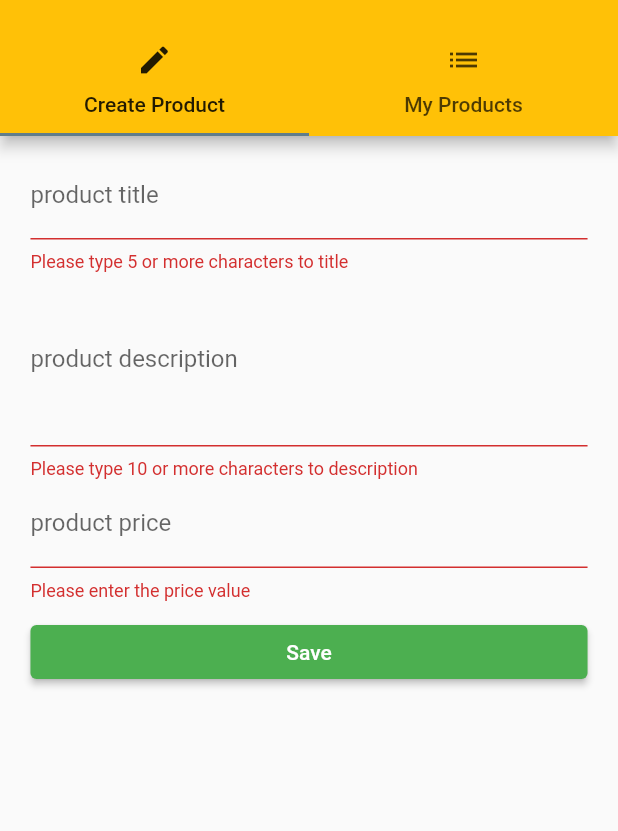
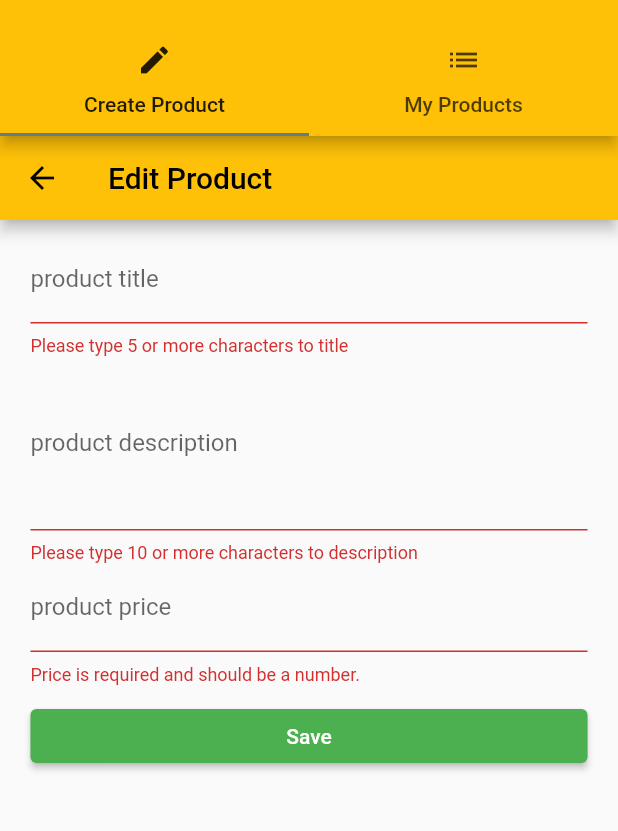
Before and after one commit to Katapios/flutter_app, a Flutter app: the ProductsAdminPage screen opened by its route, after a tap on "Save", on a phone screen of 412 x 824 dp, the part 59-890 px from its top. Run offline on Flutter 3.47's test engine with Material 2 defaults, Android fonts, the phone set to English and light mode, and no system bars.

Commit message:
creating my products page

```diff
--- a/lib/main.dart
+++ b/lib/main.dart
@@ -23,10 +23,18 @@ class MyApp extends StatefulWidget {
 
 class _MyAppState extends State<MyApp> {
   List<Map<String, dynamic>> _products = [];
+  final int _productIndex = 1;
+
 
   void _addProduct(Map<String, dynamic> product) {
     setState(() {
       _products.add(product);
+    });
+  }
+
+  void _updateProduct(int index, Map<String, dynamic> product) {
+    setState(() {
+      _products[index] = product;
     });
   }
 
@@ -35,6 +43,7 @@ class _MyAppState extends State<MyApp> {
       _products.removeAt(index);
     });
   }
+
 
   @override
   Widget build(BuildContext context) {
@@ -52,7 +61,7 @@ class _MyAppState extends State<MyApp> {
         '/': (BuildContext context) => AuthPage(),
         '/products': (BuildContext context) => ProductsPage(_products),
         '/admin': (BuildContext context) =>
-            ProductsAdminPage(_addProduct, _deleteProduct, _products),
+            ProductsAdminPage(_addProduct, _updateProduct, _deleteProduct, _products, _productIndex),
       },
       onGenerateRoute: (RouteSettings settings) {
         final List<String> pathElements = settings.name!.split('/');
--- a/lib/pages/product_create.dart
+++ b/lib/pages/product_edit.dart
@@ -1,15 +1,18 @@
 import 'package:flutter/material.dart';
 
-class ProductCreatePage extends StatefulWidget {
+class ProductEditPage extends StatefulWidget {
   final Function addProduct;
+  final Function updateProduct;
+  final Map<String, dynamic> product;
+  final int productIndex;
 
-  const ProductCreatePage(this.addProduct);
+  ProductEditPage({required this.addProduct, required this.updateProduct, required this.product, required this.productIndex});
 
   @override
-  State<ProductCreatePage> createState() => _ProductCreatePageState();
+  State<ProductEditPage> createState() => _ProductEditPageState();
 }
 
-class _ProductCreatePageState extends State<ProductCreatePage> {
+class _ProductEditPageState extends State<ProductEditPage> {
   final Map<String, dynamic> _formData = {
     'title': null,
     'description': null,
@@ -21,6 +24,7 @@ class _ProductCreatePageState extends State<ProductCreatePage> {
   Widget _buildTitleTextField() {
     return TextFormField(
       decoration: InputDecoration(labelText: 'product title'),
+      initialValue: widget.product.isEmpty ? '' : widget.product['title'],
       validator: (value) {
         if (value == null || value.isEmpty || value.length < 5) {
           return 'Please type 5 or more characters to title';
@@ -36,6 +40,8 @@ class _ProductCreatePageState extends State<ProductCreatePage> {
   Widget _buildDescriptionTextField() {
     return TextFormField(
       decoration: InputDecoration(labelText: 'product description'),
+      initialValue:
+      widget.product.isEmpty ? '' : widget.product['description'],
       validator: (value) {
         if (value == null || value.isEmpty || value.length < 10) {
           return 'Please type 10 or more characters to description';
@@ -52,13 +58,14 @@ class _ProductCreatePageState extends State<ProductCreatePage> {
   Widget _buildPriceTextField() {
     return TextFormField(
       decoration: InputDecoration(labelText: 'product price'),
-      validator: (value) {
-        if (value == null ||
-            value.isEmpty ||
+      initialValue:
+      widget.product.isEmpty ? '' : widget.product['price'].toString(),
+      validator: (dynamic value) {
+        // if (value.trim().length <= 0) {
+        if (value.isEmpty ||
             !RegExp(r'^(?:[1-9]\d*|0)?(?:\.\d+)?$').hasMatch(value)) {
-          return 'Please enter the price value';
+          return 'Price is required and should be a number.';
         }
-        return null;
       },
       keyboardType: TextInputType.number,
       onSaved: (String? value) {
@@ -72,7 +79,14 @@ class _ProductCreatePageState extends State<ProductCreatePage> {
       return;
     }
     _formKey.currentState?.save();
-    widget.addProduct(_formData);
+    //widget.addProduct(_formData);
+
+    if (widget.product.isEmpty) {
+      widget.addProduct(_formData);
+    } else {
+      widget.updateProduct(widget.productIndex, _formData);
+    }
+
     Navigator.pushReplacementNamed(context, '/products');
   }
 
@@ -82,7 +96,7 @@ class _ProductCreatePageState extends State<ProductCreatePage> {
     final targetWidth = deviceWidth > 550.0 ? 500.0 : deviceWidth * 0.95;
     final double targetPadding = deviceWidth - targetWidth;
 
-    return GestureDetector(
+    final Widget pageContent = GestureDetector(
       onTap: () {
         FocusScope.of(context).requestFocus(FocusNode());
       },
@@ -118,5 +132,13 @@ class _ProductCreatePageState extends State<ProductCreatePage> {
         ),
       ),
     );
+    return widget.product == null
+        ? pageContent
+        : Scaffold(
+      appBar: AppBar(
+        title: Text('Edit Product'),
+      ),
+      body: pageContent,
+    );
   }
 }
--- a/lib/pages/products_admin.dart
+++ b/lib/pages/products_admin.dart
@@ -1,13 +1,16 @@
 import 'package:flutter/material.dart';
-import './product_create.dart';
+import './product_edit.dart';
 import './product_list.dart';
 
 class ProductsAdminPage extends StatelessWidget {
   final Function addProduct;
+  final Function updateProduct;
   final Function deleteProduct;
-  final List<Map<String, dynamic>> products;
+  final int productIndex;
+  final List<Map<String,dynamic>> products;
 
-  ProductsAdminPage(this.addProduct, this.deleteProduct, this.products);
+
+  ProductsAdminPage(this.addProduct, this.updateProduct, this.deleteProduct, this.products, this.productIndex);
 
   Widget _buildSideDrawer(BuildContext context) {
     return Drawer(
@@ -52,8 +55,8 @@ class ProductsAdminPage extends StatelessWidget {
         ),
         body: TabBarView(
           children: <Widget>[
-            ProductCreatePage(addProduct),
-            ProductListPage(products),
+            ProductEditPage(addProduct: addProduct, updateProduct: updateProduct, product: {}, productIndex: productIndex,),
+            ProductListPage(addProduct, products, updateProduct),
           ],
         ),
       ),
```
Also changed, not shown: lib/pages/product_list.dart (+28 -3 lines).
